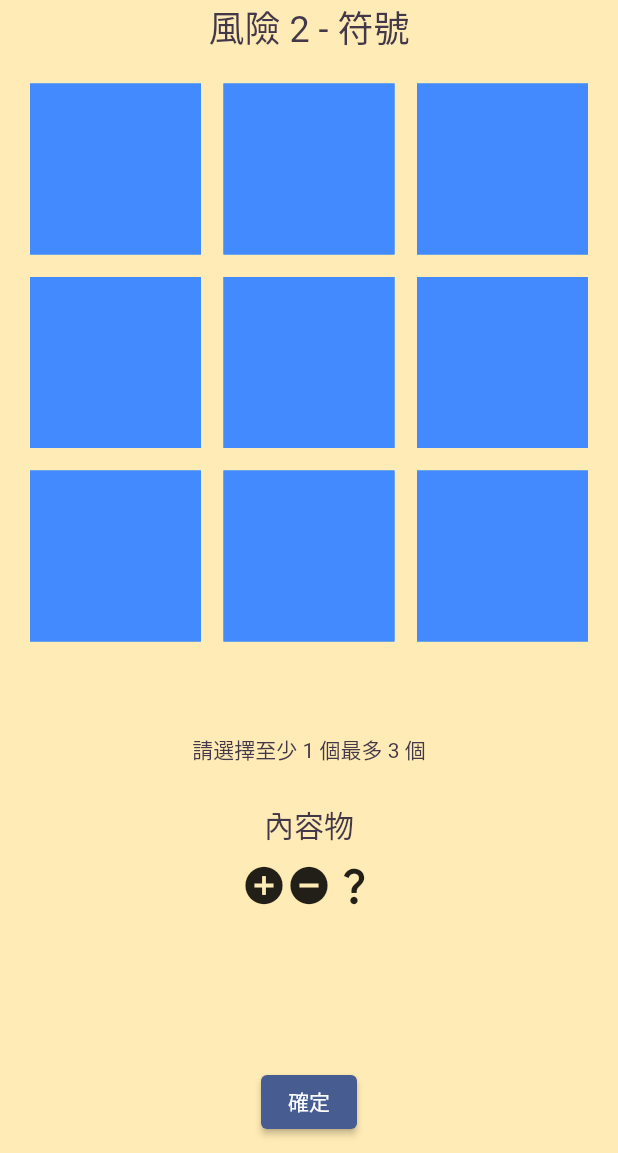
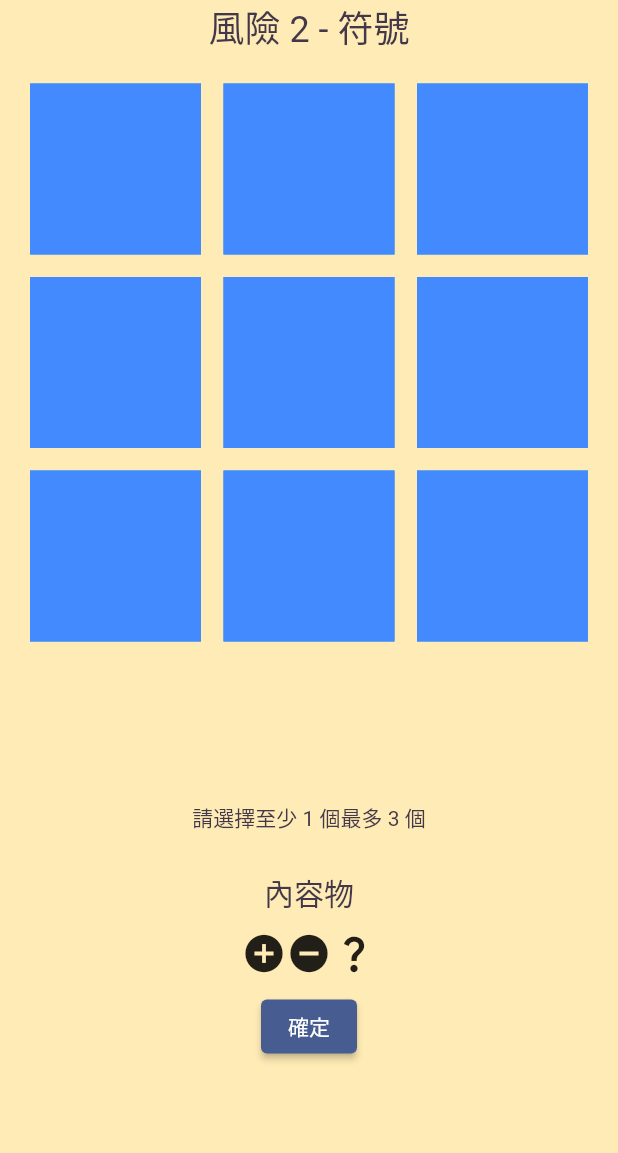
Before and after one commit to JohnsonHuang555/schrodinger-s_box, a Flutter app: the screen it shows after launch, after a tap on "Play", on a phone screen of 412 x 824 dp, the part 83-1236 px from its top. Run offline on Flutter 3.47's test engine with Material 2 defaults, Android fonts, the phone set to English and light mode, and no system bars; our stand-ins replace audioplayers, firebase_core, firebase_crashlytics, go_router, google_mobile_ads, in_app_purchase and 1 more; missing offline and left inert: games_services; accounts and stored records are empty.

Commit message:
rename content_hint to control_area

```diff
--- a/lib/src/game_internals/game_state.dart
+++ b/lib/src/game_internals/game_state.dart
@@ -80,7 +80,7 @@ class GameState extends ChangeNotifier {
   }
 
   // 關卡提示內容物
-  List<IconData> get contentHint {
+  List<IconData> get hint {
     List<IconData> icons;
     switch (risk) {
       case 1:
--- a/lib/src/play_session/content_hint.dart
+++ b/lib/src/play_session/control_area.dart
@@ -1,17 +1,21 @@
 import 'package:flutter/material.dart';
 import 'package:game_template/src/game_internals/selected_symbol.dart';
+import 'package:game_template/src/play_session/confirm_dialog.dart';
 
-class ContentHint extends StatelessWidget {
+/// 提示與操作區塊
+class ControlArea extends StatelessWidget {
   final List<IconData> content;
   final List<SelectedItem> selectedItems;
   final int currentSelectedSymbolCount;
   final int step;
-  const ContentHint({
+  final VoidCallback nextStep;
+  const ControlArea({
     super.key,
     required this.content,
     required this.currentSelectedSymbolCount,
     required this.step,
     required this.selectedItems,
+    required this.nextStep,
   });
 
   String _getDescription() {
@@ -66,6 +70,7 @@ class ContentHint extends StatelessWidget {
                 ],
               )
             : Row(
+                mainAxisAlignment: MainAxisAlignment.center,
                 children: selectedItems
                     .map((e) => Draggable(
                         feedback: Container(),
@@ -80,6 +85,21 @@ class ContentHint extends StatelessWidget {
                         )))
                     .toList(),
               ),
+        // 確認視窗
+        Container(
+          margin: EdgeInsets.all(10),
+          child: ElevatedButton(
+            child: Text('確定'),
+            onPressed: () => showDialog<String>(
+              context: context,
+              builder: (context) => ConfirmDialog(
+                onConfirm: (() {
+                  nextStep();
+                }),
+              ),
+            ),
+          ),
+        ),
       ],
     );
   }
--- a/lib/src/play_session/play_session_screen.dart
+++ b/lib/src/play_session/play_session_screen.dart
@@ -6,9 +6,8 @@ import 'dart:async';
 
 import 'package:flutter/material.dart';
 import 'package:game_template/src/game_internals/game_state.dart';
-import 'package:game_template/src/play_session/confirm_dialog.dart';
+import 'package:game_template/src/play_session/control_area.dart';
 import 'package:game_template/src/play_session/game_board.dart';
-import 'package:game_template/src/play_session/content_hint.dart';
 import 'package:go_router/go_router.dart';
 import 'package:logging/logging.dart' hide Level;
 import 'package:provider/provider.dart';
@@ -172,28 +171,14 @@ class _PlaySessionScreenState extends State<PlaySessionScreen> {
                       ),
                       // 內容物
                       Expanded(
-                        child: ContentHint(
-                          content: state.contentHint,
+                        child: ControlArea(
+                          content: state.hint,
                           selectedItems: state.selectedItems,
                           currentSelectedSymbolCount: state.selectedItems
                               .where((element) => element.symbol != null)
                               .length,
                           step: state.step,
-                        ),
-                      ),
-                      // 確認視窗
-                      Container(
-                        margin: EdgeInsets.all(10),
-                        child: ElevatedButton(
-                          child: Text('確定'),
-                          onPressed: () => showDialog<String>(
-                            context: context,
-                            builder: (context) => ConfirmDialog(
-                              onConfirm: (() {
-                                state.nextStep();
-                              }),
-                            ),
-                          ),
+                          nextStep: state.nextStep,
                         ),
                       ),
                     ],
```
